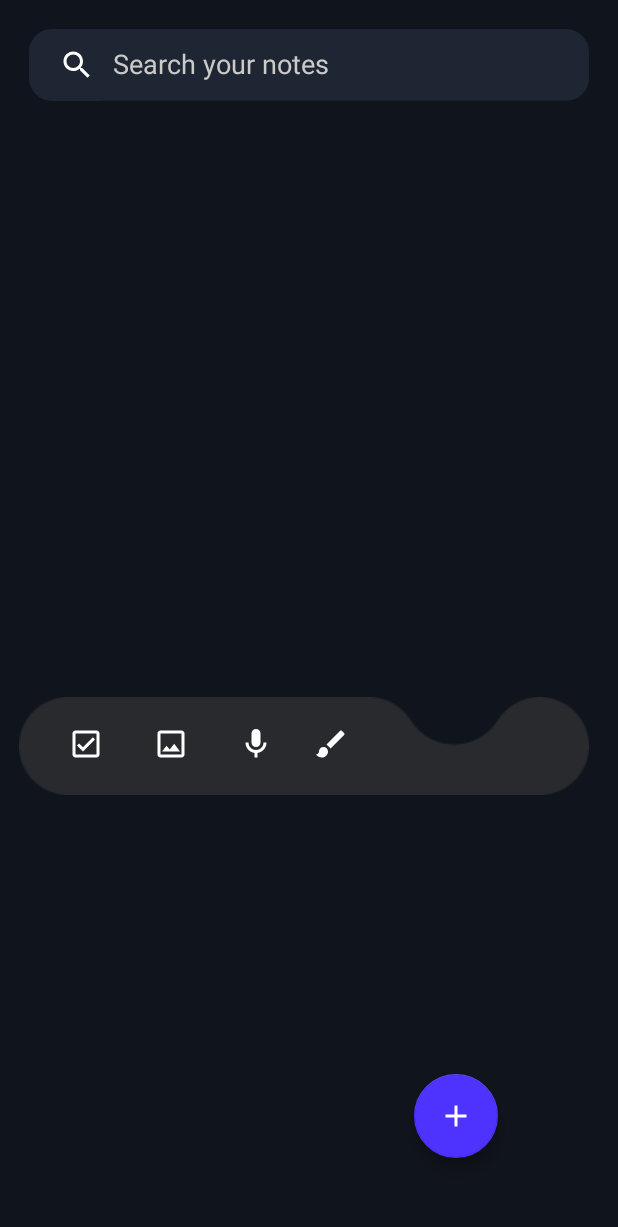
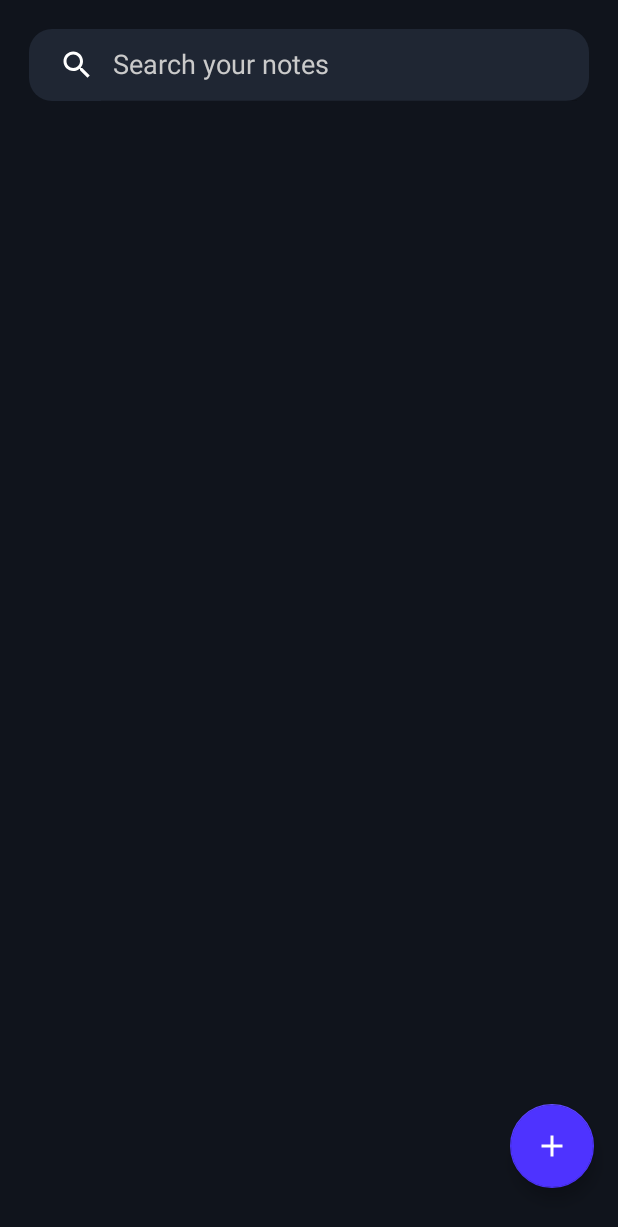
Before and after one commit to aritra-tech/KeepIt, an Android app: the screen it shows after launch (MainActivity), on a phone screen of 412 x 824 dp. Shown: the top 1227 px of the screen. Run offline under Robolectric (Android 15) with nearby library versions, the phone set to English and light mode, and no system bars; our stand-ins replace Room's generated code, sdp/ssp sizes.

```diff
--- a/app/src/main/res/layout/fragment_home.xml
+++ b/app/src/main/res/layout/fragment_home.xml
@@ -32,61 +32,13 @@
         app:layout_constraintStart_toStartOf="parent"
         app:layout_constraintTop_toBottomOf="@+id/search_view" />
 
-    <LinearLayout
-        android:id="@+id/l1"
-        android:layout_width="380dp"
-        android:layout_height="wrap_content"
-        android:layout_marginTop="384dp"
-        android:background="@drawable/navigation_bar"
-        android:orientation="horizontal"
-        android:padding="@dimen/_15sdp"
-
-        android:visibility="visible"
-        app:layout_constraintEnd_toEndOf="parent"
-        app:layout_constraintHorizontal_bias="0.387"
-        app:layout_constraintStart_toStartOf="parent"
-        app:layout_constraintTop_toBottomOf="@+id/recycler_view">
-
-        <ImageView
-            android:layout_width="wrap_content"
-            android:layout_height="wrap_content"
-            android:layout_marginStart="@dimen/_10sdp"
-            android:layout_marginEnd="@dimen/_15sdp"
-            android:src="@drawable/checkbox"
-            app:tint="@color/ColorWhite" />
-
-        <ImageView
-            android:layout_width="wrap_content"
-            android:layout_height="wrap_content"
-            android:layout_marginStart="@dimen/_10sdp"
-            android:layout_marginEnd="@dimen/_15sdp"
-            android:src="@drawable/image"
-            app:tint="@color/ColorWhite" />
-
-        <ImageView
-            android:layout_width="wrap_content"
-            android:layout_height="wrap_content"
-            android:layout_marginStart="@dimen/_10sdp"
-            android:layout_marginEnd="@dimen/_15sdp"
-            android:src="@drawable/mic"
-            app:tint="@color/ColorWhite" />
-
-        <ImageView
-            android:layout_width="wrap_content"
-            android:layout_height="wrap_content"
-            android:layout_marginStart="@dimen/_5sdp"
-            android:src="@drawable/brush"
-            app:tint="@color/ColorWhite" />
-
-
-    </LinearLayout>
 
     <com.google.android.material.floatingactionbutton.FloatingActionButton
         android:id="@+id/fabBtnCreateNote"
         android:layout_width="wrap_content"
         android:layout_height="wrap_content"
-        android:layout_marginEnd="80dp"
-        android:layout_marginBottom="52dp"
+        android:layout_marginEnd="16dp"
+        android:layout_marginBottom="32dp"
         android:background="@color/colorAccent"
         android:src="@drawable/ic_add"
         android:tint="@color/ColorWhite"
```
Also changed, not shown: app/src/main/AndroidManifest.xml (+9 -6 lines), app/src/main/java/com/geekymuskeeters/keepit/SplashScreenActivity.kt (added, +24 -0 lines), app/src/main/res/layout/activity_splash_screen.xml (added, +11 -0 lines).
